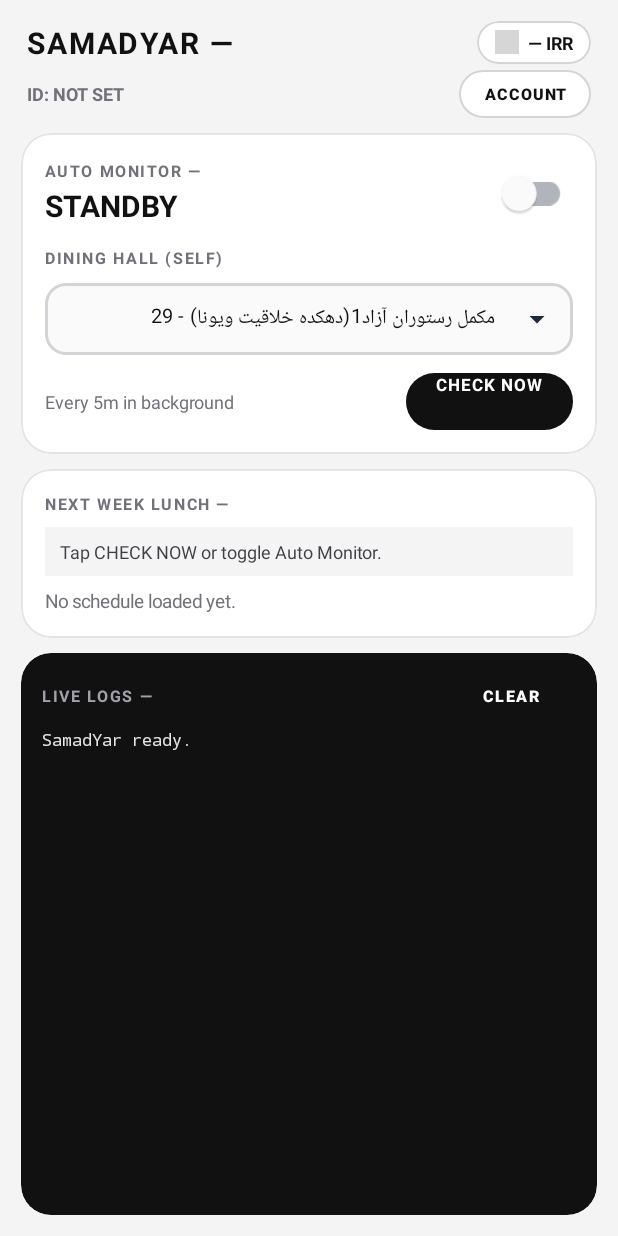
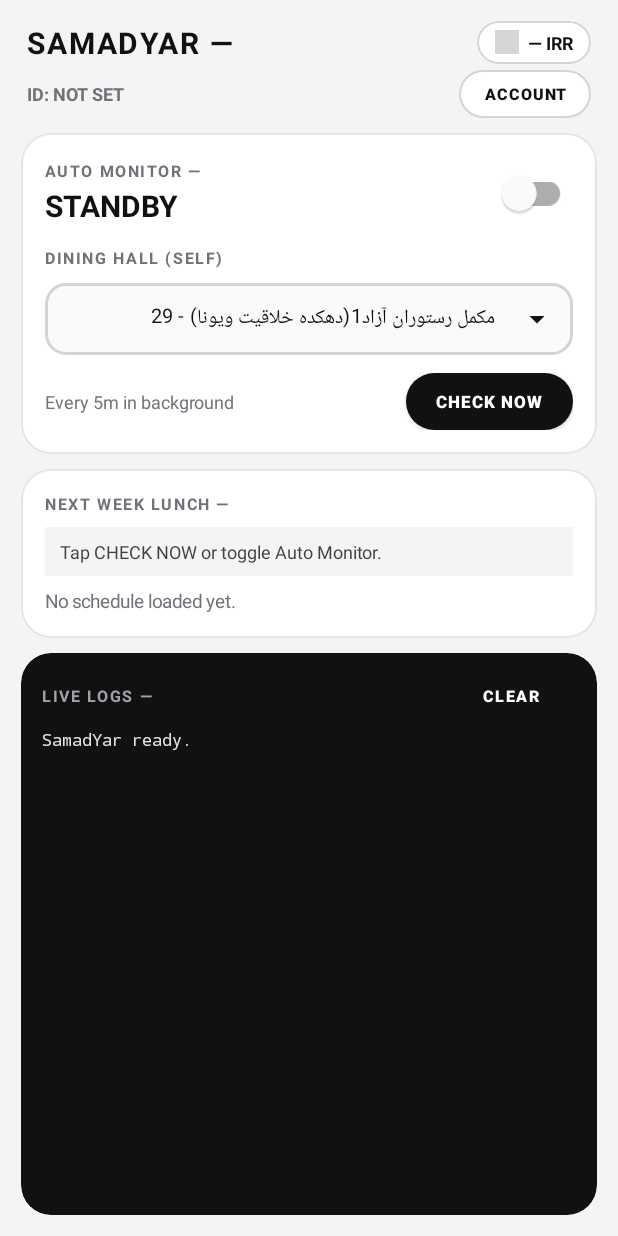
Before and after one commit to Abolfazl-Arzandi/SamadReserveApp, an Android app: the screen it shows after launch (MainActivity), on a phone screen of 412 x 824 dp. Run offline under Robolectric (Android 15) with nearby library versions, the phone set to English and light mode, and no system bars; grey boxes are pictures that could not be loaded.

Commit message:
Clean up extra values xml files

```diff
--- a/app/src/main/res/values/colors.xml
+++ /dev/null
@@ -1,43 +0,0 @@
-<?xml version="1.0" encoding="utf-8"?>
-<resources>
-    <!-- Brand / Primary -->
-    <color name="primary">#1E293B</color>
-    <color name="primary_dark">#0F172A</color>
-    <color name="primary_light">#F8FAFC</color>
-    <color name="on_primary">#FFFFFF</color>
-
-    <!-- Accent -->
-    <color name="secondary">#0EA5E9</color>
-    <color name="secondary_light">#E0F2FE</color>
-    <color name="on_secondary">#FFFFFF</color>
-
-    <!-- Surface & Background -->
-    <color name="surface">#FFFFFF</color>
-    <color name="background">#F1F5F9</color>
-    <color name="on_background">#0F172A</color>
-    <color name="on_surface">#0F172A</color>
-
-    <!-- Surface variant (muted backgrounds) -->
-    <color name="surface_variant">#F1F5F9</color>
-    <color name="outline">#CBD5E1</color>
-    <color name="outline_variant">#E2E8F0</color>
-
-    <!-- Text -->
-    <color name="text_primary">#0F172A</color>
-    <color name="text_secondary">#475569</color>
-    <color name="text_tertiary">#64748B</color>
-
-    <!-- State colors -->
-    <color name="success">#10B981</color>
-    <color name="success_light">#ECFDF5</color>
-    <color name="success_dark">#065F46</color>
-    <color name="error">#EF4444</color>
-    <color name="error_light">#FEF2F2</color>
-    <color name="error_dark">#991B1B</color>
-    <color name="warning">#F59E0B</color>
-    <color name="warning_light">#FFFBEB</color>
-    <color name="warning_dark">#92400E</color>
-
-    <!-- Dividers -->
-    <color name="divider">#E2E8F0</color>
-</resources>
--- a/app/src/main/res/values/themes.xml
+++ b/app/src/main/res/values/themes.xml
@@ -1,96 +1,11 @@
 <resources>
     <style name="Theme.SamadReserve" parent="Theme.MaterialComponents.Light.NoActionBar">
-        <!-- Primary -->
-        <item name="colorPrimary">@color/primary</item>
-        <item name="colorPrimaryVariant">@color/primary_dark</item>
-        <item name="colorOnPrimary">@color/on_primary</item>
-
-        <!-- Secondary / Accent -->
-        <item name="colorSecondary">@color/secondary</item>
-        <item name="colorSecondaryVariant">@color/secondary</item>
-        <item name="colorOnSecondary">@color/on_secondary</item>
-
-        <!-- Surface -->
-        <item name="colorSurface">@color/surface</item>
-        <item name="colorOnSurface">@color/on_surface</item>
-
-        <!-- Background -->
-        <item name="android:colorBackground">@color/background</item>
-
-        <!-- Typography-ish via text colors -->
-        <item name="android:textColorPrimary">@color/text_primary</item>
-        <item name="android:textColorSecondary">@color/text_secondary</item>
-
-        <!-- UI controls -->
-        <item name="colorControlActivated">@color/secondary</item>
-        <item name="colorControlNormal">@color/text_tertiary</item>
-
-        <!-- Status bar -->
-        <item name="android:statusBarColor">@color/background</item>
+        <item name="colorPrimary">#111111</item>
+        <item name="colorPrimaryVariant">#000000</item>
+        <item name="colorOnPrimary">#FFFFFF</item>
+        <item name="colorSecondary">#111111</item>
+        <item name="colorControlActivated">#111111</item>
+        <item name="android:statusBarColor">#F4F4F5</item>
         <item name="android:windowLightStatusBar">true</item>
-
-        <!-- Material button style -->
-        <item name="materialButtonStyle">@style/Widget.SamadReserve.Button</item>
-        <item name="materialButtonOutlinedStyle">@style/Widget.SamadReserve.Button.Outlined</item>
-        <item name="materialButtonTextStyle">@style/Widget.SamadReserve.Button.Text</item>
-
-        <!-- Text input style -->
-        <item name="textInputStyle">@style/Widget.SamadReserve.TextInputLayout</item>
-
-        <!-- Switch -->
-        <item name="materialSwitchStyle">@style/Widget.SamadReserve.Switch</item>
-    </style>
-
-    <!-- Buttons -->
-    <style name="Widget.SamadReserve.Button" parent="Widget.MaterialComponents.Button.ElevatedButton">
-        <item name="android:textColor">@color/on_primary</item>
-        <item name="backgroundTint">@color/primary</item>
-        <item name="cornerRadius">@dimen/button_corner_radius</item>
-        <item name="android:textSize">@dimen/text_overline</item>
-        <item name="android:textStyle">bold</item>
-        <item name="letterSpacing">0.06</item>
-        <item name="rippleColor">#33FFFFFF</item>
-        <item name="elevation">2dp</item>
-    </style>
-
-    <style name="Widget.SamadReserve.Button.Outlined" parent="Widget.MaterialComponents.Button.OutlinedButton">
-        <item name="android:textColor">@color/primary</item>
-        <item name="strokeColor">@color/outline</item>
-        <item name="strokeWidth">1dp</item>
-        <item name="cornerRadius">@dimen/button_corner_radius</item>
-        <item name="android:textSize">@dimen/text_overline</item>
-        <item name="android:textStyle">bold</item>
-        <item name="letterSpacing">0.06</item>
-        <item name="rippleColor">#331E293B</item>
-    </style>
-
-    <style name="Widget.SamadReserve.Button.Text" parent="Widget.MaterialComponents.Button.TextButton">
-        <item name="android:textColor">@color/text_secondary</item>
-        <item name="cornerRadius">@dimen/button_corner_radius</item>
-        <item name="android:textSize">@dimen/text_overline</item>
-        <item name="android:textStyle">bold</item>
-        <item name="letterSpacing">0.06</item>
-    </style>
-
-    <!-- Text input -->
-    <style name="Widget.SamadReserve.TextInputLayout" parent="Widget.MaterialComponents.TextInputLayout.OutlinedBox">
-        <item name="boxStrokeColor">@color/outline</item>
-        <item name="boxStrokeWidth">1dp</item>
-        <item name="boxStrokeWidthFocused">2dp</item>
-        <item name="boxBackgroundColor">@color/surface</item>
-        <item name="boxCornerRadiusTopStart">@dimen/input_corner_radius</item>
-        <item name="boxCornerRadiusTopEnd">@dimen/input_corner_radius</item>
-        <item name="boxCornerRadiusBottomStart">@dimen/input_corner_radius</item>
-        <item name="boxCornerRadiusBottomEnd">@dimen/input_corner_radius</item>
-        <item name="hintTextColor">@color/text_tertiary</item>
-        <item name="errorIconTint">@color/error</item>
-    </style>
-
-    <!-- Switch -->
-    <style name="Widget.SamadReserve.Switch" parent="Widget.MaterialComponents.CompoundButton.Switch">
-        <item name="trackTint">@color/outline</item>
-        <item name="thumbTint">@color/surface</item>
-        <item name="trackTintActive">@color/secondary</item>
-        <item name="thumbTintActive">@color/secondary</item>
     </style>
 </resources>
```
Also changed, not shown: app/src/main/res/values/dimens.xml (deleted, +0 -37 lines), app/src/main/res/values/strings.xml (deleted, +0 -46 lines).
